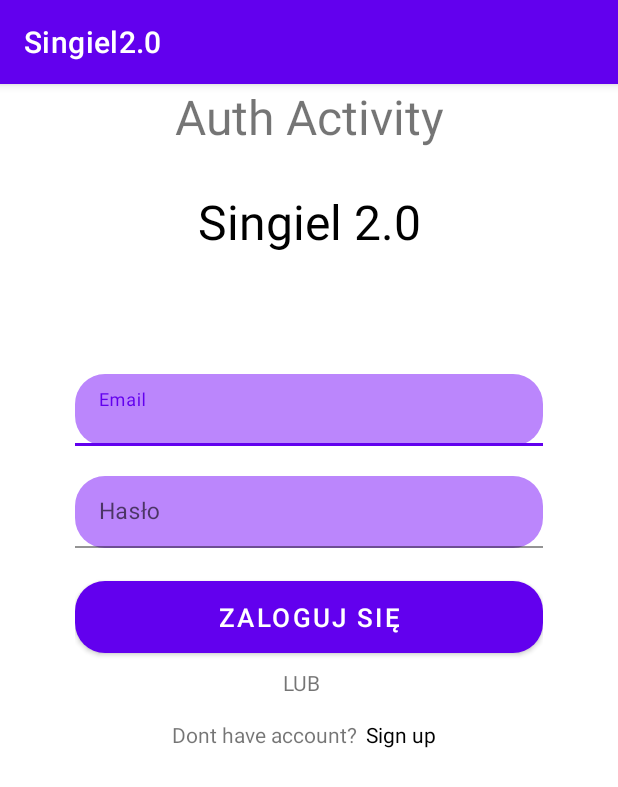
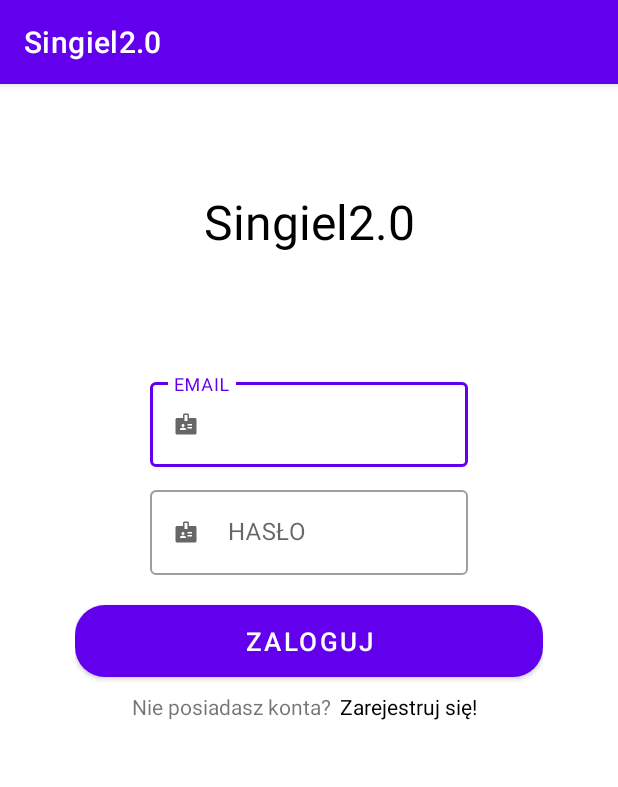
Before and after one commit to Mateuszbb01/Singiel2.0, an Android app: the SignInFragment screen opened directly, with no data from a screen before it, on a phone screen of 412 x 824 dp. Shown: the top 787 px of the screen. Run offline under Robolectric (Android 15) with nearby library versions, the phone set to English and light mode, and no system bars; our stand-ins replace Volley.

Commit message:
Update layout rejestracja/logowanie (S20-5)

```diff
--- a/app/src/main/res/layout/layout_sign_in.xml
+++ b/app/src/main/res/layout/layout_sign_in.xml
@@ -6,74 +6,82 @@
     android:orientation="vertical"
     android:paddingLeft="50dp"
     android:paddingRight="50dp"
-    android:layout_height="match_parent">
-
-    <TextView
-        android:layout_width="match_parent"
-        android:layout_height="wrap_content"
-        android:layout_marginTop="70dp"
-        android:layout_marginBottom="80dp"
-        android:gravity="center_horizontal"
-        android:text="Singiel 2.0"
-        android:textColor="@color/black"
-        android:textSize="32sp" />
-
-    <com.google.android.material.textfield.TextInputLayout
-        android:layout_width="match_parent"
-        android:id="@+id/txtLayoutEmailSignIn"
-        android:layout_marginBottom="30px"
-        android:layout_height="wrap_content">
-
-    <com.google.android.material.textfield.TextInputEditText
-        android:id="@+id/txtEmailSignIn"
-        android:layout_width="match_parent"
-        android:layout_height="48dp"
-        android:background="@drawable/btn_round"
-        android:hint="Email"
-        android:inputType="textEmailAddress"
-        android:textAlignment="center"
-        android:textSize="15sp" />
-    </com.google.android.material.textfield.TextInputLayout>
-
-
-    <com.google.android.material.textfield.TextInputLayout
-        android:layout_width="match_parent"
-        android:id="@+id/txtLayoutPasswordSignIn"
-        android:layout_marginBottom="2dp"
-        android:layout_height="wrap_content" >
-
-    <com.google.android.material.textfield.TextInputEditText
-        android:id="@+id/txtPasswordSignIn"
-        android:layout_width="match_parent"
-        android:layout_height="48dp"
-        android:layout_marginBottom="20dp"
-        android:background="@drawable/btn_round"
-        android:hint="Hasło"
-        android:inputType="textPassword"
-        android:textAlignment="center"
-        android:textSize="15sp" />
-    </com.google.android.material.textfield.TextInputLayout>
-
-    <Button
-        android:layout_width="match_parent"
-        android:layout_height="wrap_content"
-        android:id="@+id/btnSignIn"
-        android:text="Zaloguj się"
-        android:layout_marginBottom="10dp"
-        android:background="@drawable/btn_round"
-        android:textColor="@color/white"
-        android:textSize="17dp" />
+    android:layout_height="match_parent"
+    android:background="@color/cardview_light_background">
 
 
 
     <TextView
         android:layout_width="match_parent"
         android:layout_height="wrap_content"
-        android:text="LUB"
-        android:gravity="center"
-        android:layout_marginBottom="15dp"
-        android:layout_marginRight="10dp"/>
+        android:layout_marginTop="70dp"
+        android:layout_marginBottom="40dp"
+        android:gravity="center_horizontal"
+        android:text="@string/app_name"
+        android:textColor="@color/colorBlack"
+        android:textSize="32sp" />
 
+
+
+
+    <com.google.android.material.textfield.TextInputLayout
+        style="@style/Widget.MaterialComponents.TextInputLayout.OutlinedBox"
+        android:layout_width="match_parent"
+        android:layout_height="wrap_content"
+        android:layout_marginStart="50dp"
+        android:layout_marginTop="40dp"
+        android:layout_marginEnd="50dp"
+        android:id="@+id/txtLayoutEmailSignIn"
+        android:hint="EMAIL"
+
+        app:startIconDrawable="@drawable/baseline_badge_20">
+
+        <com.google.android.material.textfield.TextInputEditText
+            android:id="@+id/txtEmailSignIn"
+            android:layout_width="match_parent"
+            android:layout_height="wrap_content"
+            android:inputType="textEmailAddress"
+            android:maxLength="99" />
+
+    </com.google.android.material.textfield.TextInputLayout>
+
+
+    <com.google.android.material.textfield.TextInputLayout
+        style="@style/Widget.MaterialComponents.TextInputLayout.OutlinedBox"
+        android:layout_width="match_parent"
+        android:layout_height="wrap_content"
+        android:layout_marginStart="50dp"
+        android:layout_marginTop="10dp"
+        android:layout_marginBottom="20dp"
+        android:layout_marginEnd="50dp"
+        android:id="@+id/txtLayoutPasswordSignIn"
+        android:hint="HASŁO"
+
+        app:startIconDrawable="@drawable/baseline_badge_20">
+
+        <com.google.android.material.textfield.TextInputEditText
+            android:id="@+id/txtPasswordSignIn"
+            android:layout_width="match_parent"
+            android:layout_height="wrap_content"
+            android:inputType="textPassword"
+            android:maxLength="32" />
+
+    </com.google.android.material.textfield.TextInputLayout>
+
+
+
+
+    <Button
+        android:id="@+id/btnSignIn"
+        android:layout_width="match_parent"
+        android:layout_height="wrap_content"
+        android:layout_marginBottom="10dp"
+        android:background="@drawable/btn_round"
+        android:onClick="switchActivity"
+        android:textColor="@color/colorWhite"
+        android:textSize="17sp"
+        android:text="@string/zaloguj_sie"
+        />
 
     <LinearLayout
         android:layout_width="match_parent"
@@ -85,13 +93,13 @@
         <TextView
             android:layout_width="wrap_content"
             android:layout_height="wrap_content"
-            android:text="Dont have account?"
+            android:text="Nie posiadasz konta?"
             android:layout_marginRight="6dp"/>
 
         <TextView
             android:layout_width="wrap_content"
             android:layout_height="wrap_content"
-            android:text="Sign up"
+            android:text="Zarejestruj się!"
             android:textColor="@color/black"
             android:id="@+id/txtSignUp"
             android:layout_marginRight="6dp"/>
@@ -99,4 +107,6 @@
 
     </LinearLayout>
 
+
+
 </LinearLayout>
--- a/app/src/main/res/values/strings.xml
+++ b/app/src/main/res/values/strings.xml
@@ -5,12 +5,15 @@
     <string name="app_name">Singiel2.0</string>
 
     <string name="zarejestruj_sie">Zarejestruj się</string>
+    <string name="zaloguj_sie">Zaloguj</string>
 
     <string name="potwierdz_haslo">Potweirdź hasło</string>
 
     <string name="haslo">Hasło</string>
 
     <string name="email">Email</string>
+
+    <string name="or">LUB</string>
 
     <string name="singiel20">Singiel 2.0</string>
 
```
Also changed, not shown: app/src/main/res/layout/layout_sign_up.xml (+56 -30 lines), 1 other file.
